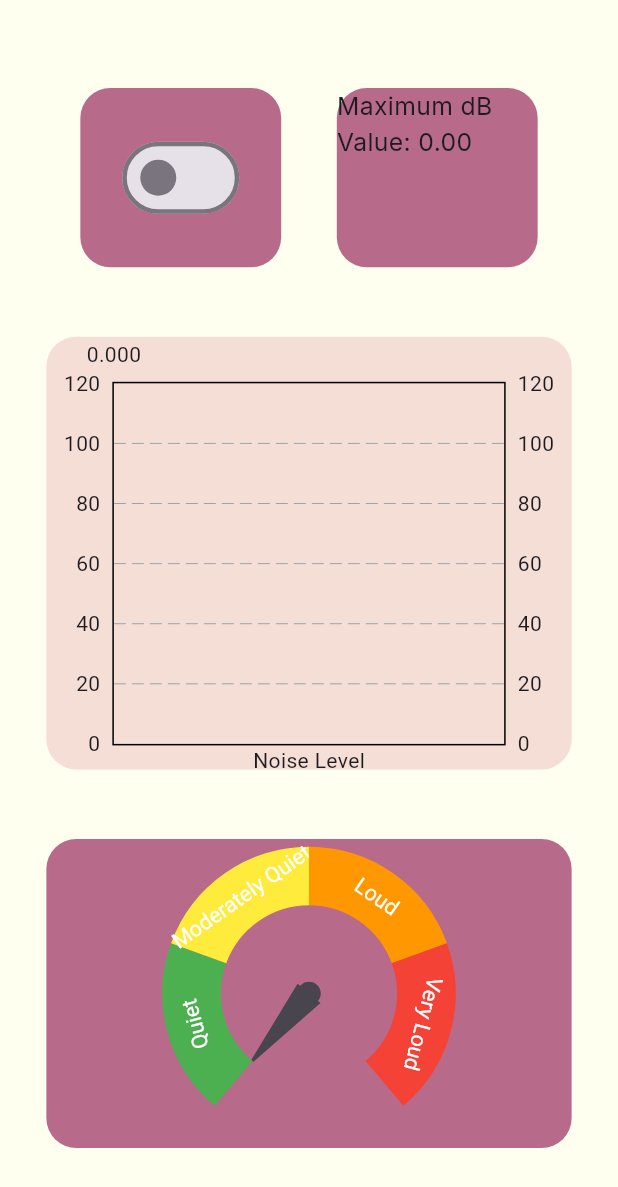
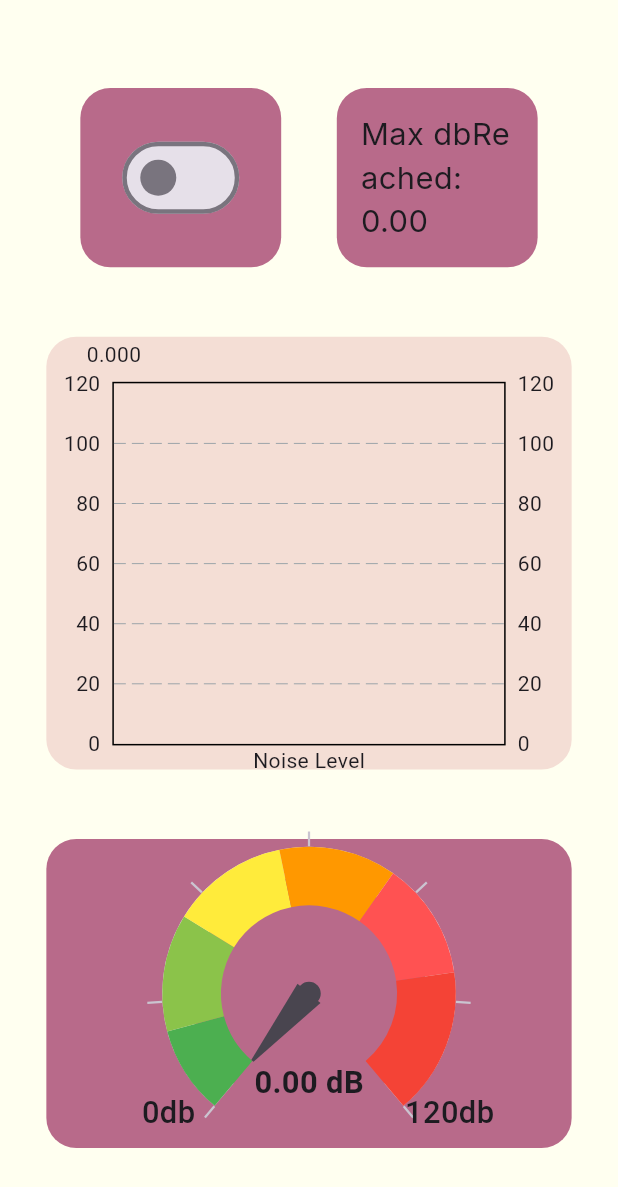
Before and after one commit to kimrolx/SoundSense, a Flutter app: the HomePage screen opened by its route, on a phone screen of 412 x 824 dp. Shown: the top 1187 px of the screen. Run offline on Flutter 3.47's test engine with Material 3 defaults, Android fonts, the light colour scheme and no system bars; drawn by our look-alikes of fl_chart, syncfusion_flutter_gauges; our stand-ins replace flutter_svg, gap, google_fonts, google_nav_bar, vibration; missing offline and left inert: record.

Commit message:
Change UI for gauge

```diff
--- a/lib/src/screens/home_page.dart
+++ b/lib/src/screens/home_page.dart
@@ -54,7 +54,7 @@ class _HomePageState extends State<HomePage> {
         await _recorder.startStream(recordConfig);
 
         _timer =
-            Timer.periodic(const Duration(milliseconds: 20), (timer) async {
+            Timer.periodic(const Duration(milliseconds: 10), (timer) async {
           final amplitude = await _recorder.getAmplitude();
           final rawVolume = amplitude.current.toDouble();
 
@@ -65,7 +65,7 @@ class _HomePageState extends State<HomePage> {
           } else if (rawVolume >= 0) {
             dbValue = 120;
           } else {
-            dbValue = (rawVolume + 20) * (50 / 20) + 25;
+            dbValue = (rawVolume + 30) * (50 / 20) + 25;
           }
 
           setState(() {
@@ -73,10 +73,10 @@ class _HomePageState extends State<HomePage> {
             _volumeSpots.add(FlSpot(_volumeSpots.length.toDouble(), dbValue));
           });
 
-          if (dbValue >= 65 && dbValue <= 80 && !_isDialogShown) {
+          if (dbValue >= 67 && !_isDialogShown) {
             _startTime ??= DateTime.now();
 
-            if (DateTime.now().difference(_startTime!).inSeconds >= 5) {
+            if (DateTime.now().difference(_startTime!).inSeconds >= 3) {
               _showCustomDialogAndVibrate();
               _startTime = null;
             }
@@ -109,12 +109,10 @@ class _HomePageState extends State<HomePage> {
   Future<void> _showCustomDialogAndVibrate() async {
     _isDialogShown = true;
 
-    // Check if the device can vibrate
     if (await Vibration.hasVibrator() ?? false) {
       Vibration.vibrate(pattern: [500, 10000], repeat: 0);
     }
 
-    // Show dialog
     showDialog(
       context: context,
       builder: (BuildContext context) {
@@ -176,11 +174,16 @@ class _HomePageState extends State<HomePage> {
                       color: const Color.fromRGBO(184, 106, 138, 1.0),
                       borderRadius: BorderRadius.circular(20),
                     ),
+                    child: Center(
+                      child: Padding(
+                        padding: const EdgeInsets.all(16.0),
                         child: Text(
-                      'Maximum dB Value: ${_maxDbValue.toStringAsFixed(2)}',
+                          'Max dbReached: ${_maxDbValue.toStringAsFixed(2)}',
                           style: GoogleFonts.inter(
-                        fontSize: width * 0.04,
+                            fontSize: width * 0.05,
                             fontWeight: FontWeight.w400,
+                          ),
+                        ),
                       ),
                     ),
                   ),
@@ -223,26 +226,70 @@ class _HomePageState extends State<HomePage> {
                   child: SfRadialGauge(
                     axes: [
                       RadialAxis(
-                      showLabels: false,
-                      showAxisLine: false,
-                      showTicks: false,
                         minimum: 0,
                         maximum: 120,
-                      ranges: [
-                        myGauge(0, 30, Colors.green, 'Quiet', width, height),
-                        myGauge(30, 60, Colors.yellow, 'Moderately Quiet',
-                            width, height),
-                        myGauge(60, 90, Colors.orange, 'Loud', width, height),
-                        myGauge(
-                            90, 120, Colors.red, 'Very Loud', width, height),
-                      ],
-                      pointers: [
-                        NeedlePointer(value: _currentVolume),
-                      ],
+                        showLabels: true,
+                        showAxisLine: true,
+                        showTicks: true,
+                        axisLabelStyle: const GaugeTextStyle(fontSize: 0),
+                        axisLineStyle: const AxisLineStyle(
+                            thickness: 0.2,
+                            thicknessUnit: GaugeSizeUnit.factor),
+                        tickOffset: 0.32,
+                        labelOffset: 5,
+                        labelsPosition: ElementsPosition.outside,
+                        ticksPosition: ElementsPosition.outside,
+                        minorTicksPerInterval: 0,
+                        majorTickStyle: const MajorTickStyle(
+                          length: 0.1,
+                          lengthUnit: GaugeSizeUnit.factor,
+                          thickness: 1.5,
+                        ),
+                        annotations: <GaugeAnnotation>[
+                          GaugeAnnotation(
+                            widget: Text(
+                              '0db',
+                              style: TextStyle(
+                                  fontSize: width * 0.05,
+                                  fontWeight: FontWeight.w500),
+                            ),
+                            angle: 140,
+                            positionFactor: 1.25,
+                          ),
+                          GaugeAnnotation(
+                            widget: Text(
+                              '120db',
+                              style: TextStyle(
+                                  fontSize: width * 0.05,
+                                  fontWeight: FontWeight.w500),
+                            ),
+                            angle: 40,
+                            positionFactor: 1.25,
+                          ),
+                          GaugeAnnotation(
+                            widget: Text(
+                              '${_currentVolume.toStringAsFixed(2)} dB',
+                              style: TextStyle(
+                                  fontSize: width * 0.05,
+                                  fontWeight: FontWeight.bold),
+                            ),
+                            angle: 90,
+                            positionFactor: 0.6,
                           ),
                         ],
+                        ranges: [
+                          myGauge(0, 15, Colors.green, width, height),
+                          myGauge(15, 35, Colors.lightGreen, width, height),
+                          myGauge(35, 55, Colors.yellow, width, height),
+                          myGauge(55, 75, Colors.orange, width, height),
+                          myGauge(75, 95, Colors.redAccent, width, height),
+                          myGauge(95, 120, Colors.red, width, height),
+                          // Add other ranges here
+                        ],
+                        pointers: [NeedlePointer(value: _currentVolume)],
                       ),
-              ),
+                    ],
+                  )),
             ],
           ),
         ),
@@ -252,12 +299,11 @@ class _HomePageState extends State<HomePage> {
 }
 
 GaugeRange myGauge(double startValue, double endValue, Color color,
-    String label, double width, double height) {
+    double width, double height) {
   return GaugeRange(
     startValue: startValue,
     endValue: endValue,
     color: color,
-    label: label,
     sizeUnit: GaugeSizeUnit.factor,
     labelStyle: GaugeTextStyle(fontFamily: 'Times', fontSize: width * 0.035),
     startWidth: 0.4,
```
Lines whose indentation alone changed are shown as unchanged.
